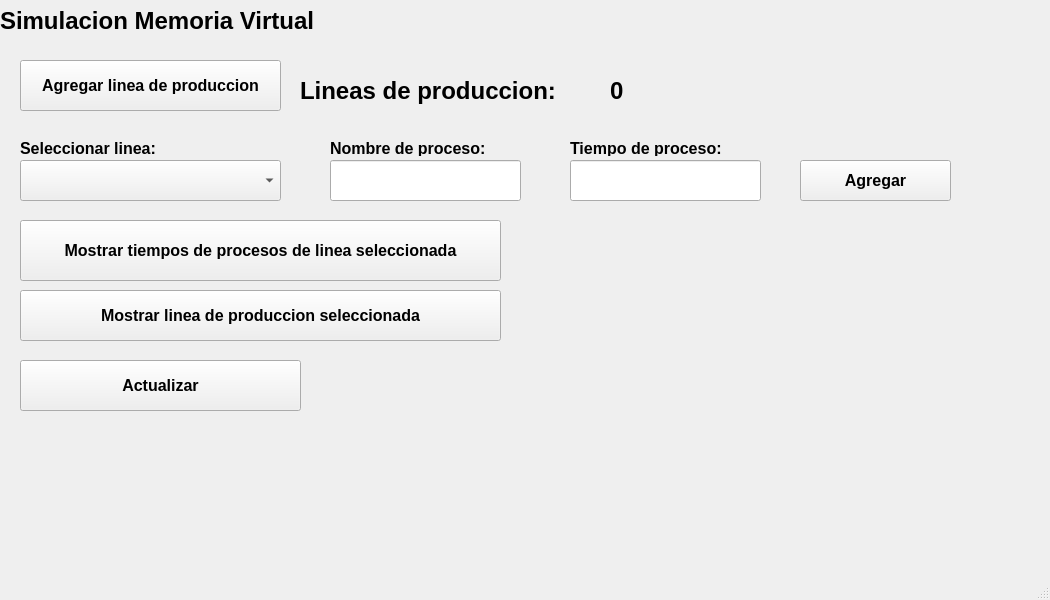
Above: GUI/ventanaprincipal.ui from JoseDavidSS/AED2.LineaProduccion-Simulada before the change. Below: the same form after it.
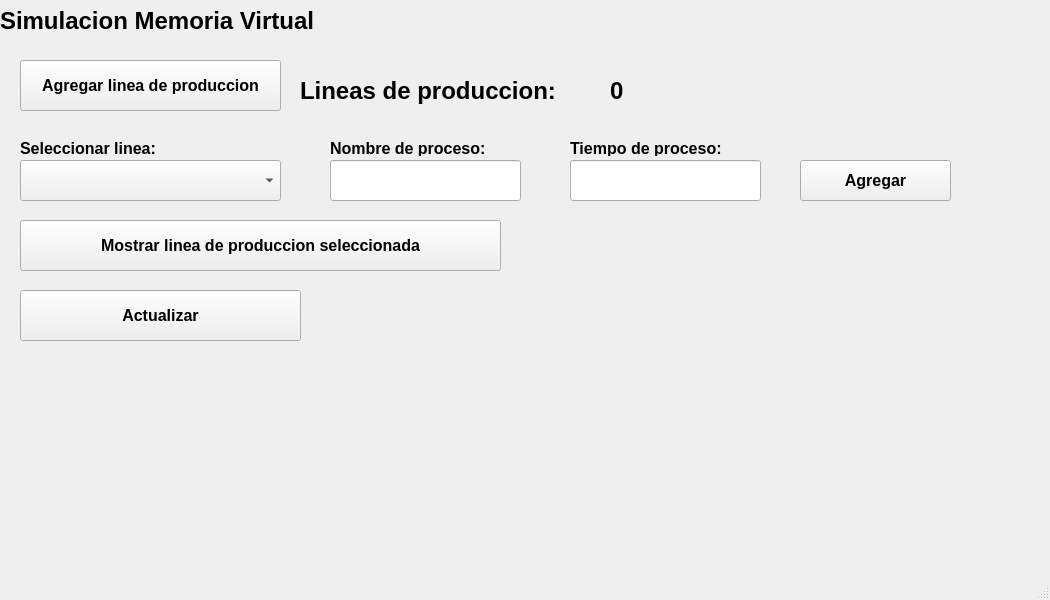
That is the form after the change.

The edit to the form file:
```diff
--- a/GUI/ventanaprincipal.ui
+++ b/GUI/ventanaprincipal.ui
@@ -38,29 +38,9 @@
     <property name="geometry">
      <rect>
       <x>20</x>
-      <y>290</y>
-      <width>481</width>
-      <height>51</height>
-     </rect>
-    </property>
-    <property name="font">
-     <font>
-      <pointsize>12</pointsize>
-      <weight>75</weight>
-      <bold>true</bold>
-     </font>
-    </property>
-    <property name="text">
-     <string>Mostrar linea de produccion seleccionada</string>
-    </property>
-   </widget>
-   <widget class="QPushButton" name="pushButton_3">
-    <property name="geometry">
-     <rect>
-      <x>20</x>
       <y>220</y>
       <width>481</width>
-      <height>61</height>
+      <height>51</height>
      </rect>
     </property>
     <property name="font">
@@ -71,7 +51,7 @@
      </font>
     </property>
     <property name="text">
-     <string>Mostrar tiempos de procesos de linea seleccionada</string>
+     <string>Mostrar linea de produccion seleccionada</string>
     </property>
    </widget>
    <widget class="QPushButton" name="pushButton_4">
@@ -220,7 +200,7 @@
     <property name="geometry">
      <rect>
       <x>20</x>
-      <y>360</y>
+      <y>290</y>
       <width>281</width>
       <height>51</height>
      </rect>
```
